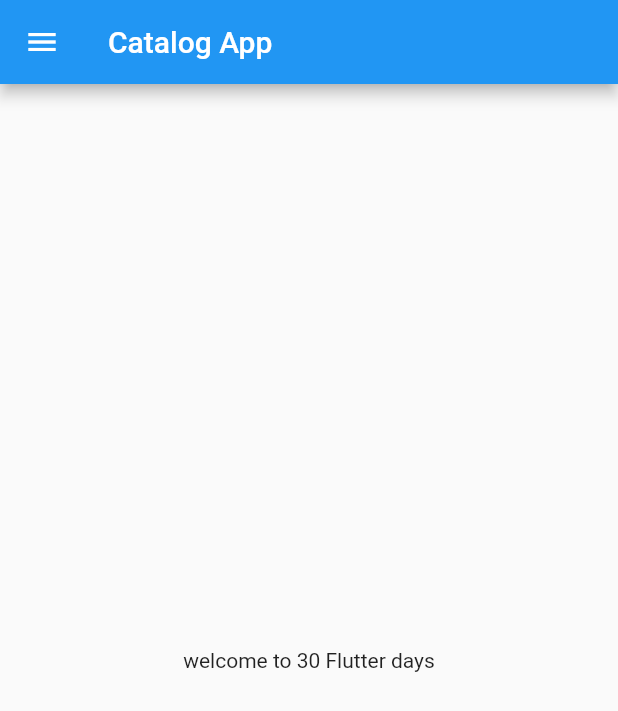
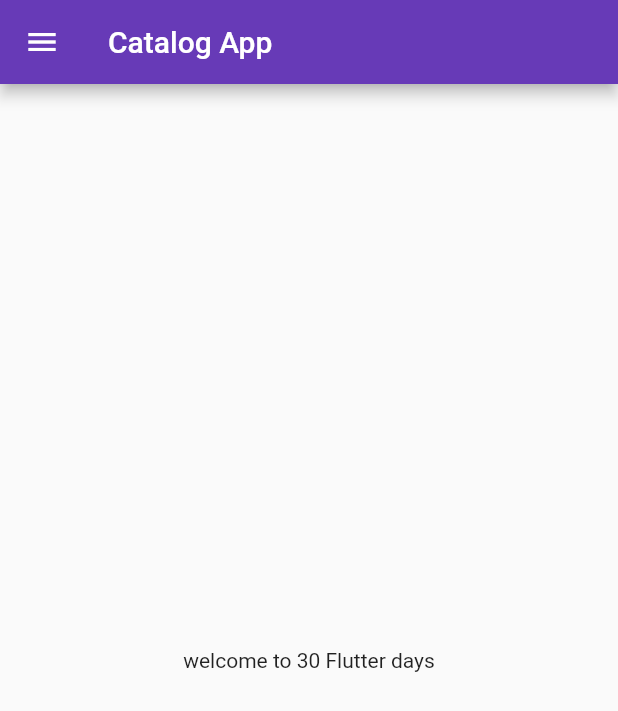
Before and after one commit to DDT02/CatalogApp, a Flutter app: the screen it shows after launch, on a phone screen of 412 x 824 dp. Shown: the top 711 px of the screen. Run offline on Flutter 3.47's test engine with Material 2 defaults, Android fonts, the phone set to English and light mode, and no system bars.

Commit message:
Day 3 completed

```diff
--- a/lib/main.dart
+++ b/lib/main.dart
@@ -1,19 +1,25 @@
 import 'package:flutter/material.dart';
+import 'package:flutter_catalog/pages/login_page.dart';
 
-import 'home_page.dart';
+import 'pages/home_page.dart';
 
 void main() {
   runApp(MyApp());
 }
 
 class MyApp extends StatelessWidget {
-  const MyApp({Key? key}) : super(key: key);
-
   @override
   Widget build(BuildContext context) {
-
     return MaterialApp(
-      home: HomePage(),
+      themeMode: ThemeMode.light,
+      theme: ThemeData(primarySwatch: Colors.deepPurple),
+      darkTheme: ThemeData(brightness: Brightness.dark),
+      initialRoute: "/home",
+      routes: {
+        "/": (context) => LoginPage(),
+        "/home": (context) => HomePage(),
+        "/login": (context) => LoginPage(),
+      },
     );
   }
 }
```
Also changed, not shown: lib/pages/login_page.dart (added, +16 -0 lines), lib/pages/home_page.dart (renamed from lib/home_page.dart).
